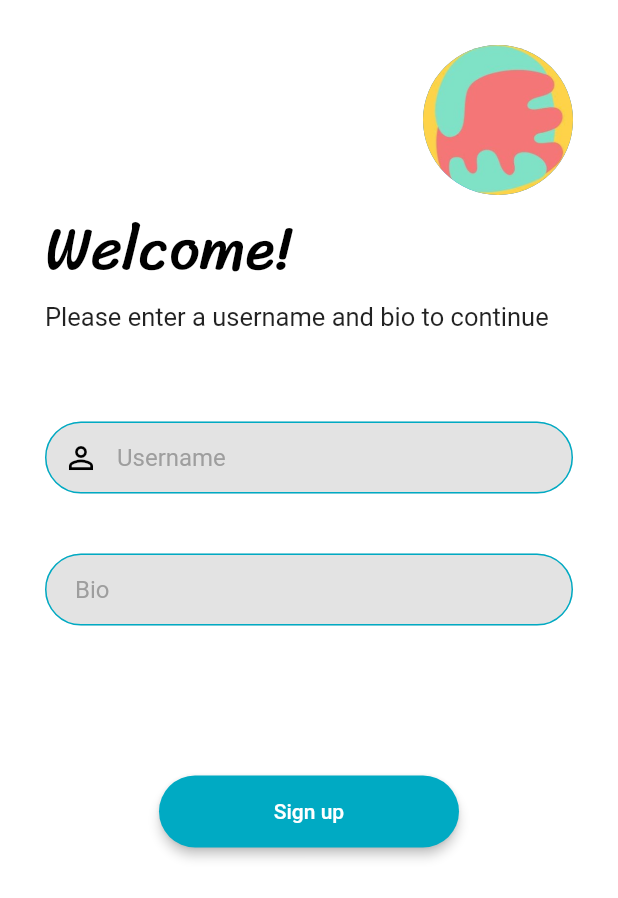
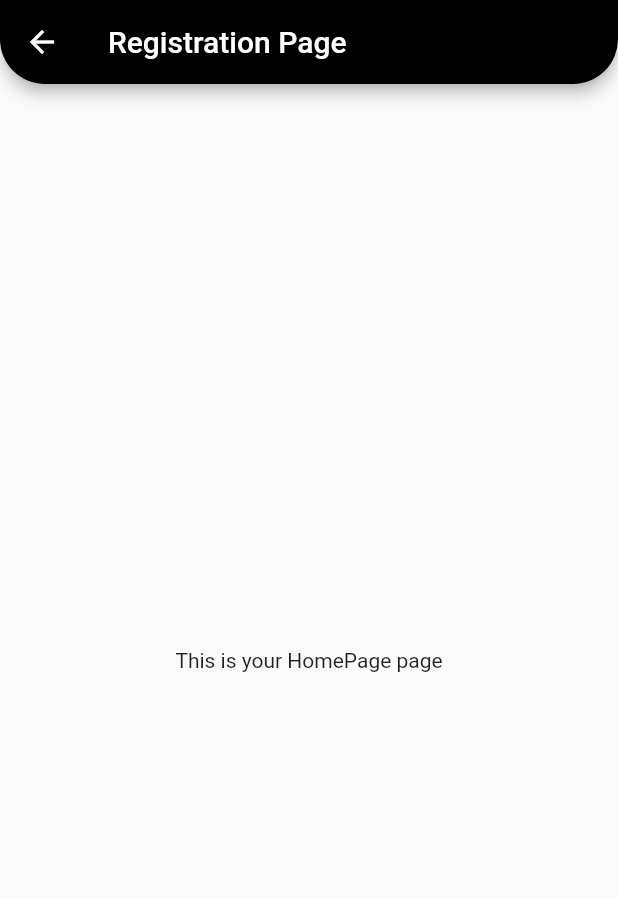
Before and after one commit to ArnoldGihozo/supportship, a Flutter app: the SignUpScreen screen opened by its route, after a tap on "Sign up", on a phone screen of 412 x 824 dp. Shown: the top 898 px of the screen. Run offline on Flutter 3.47's test engine with Material 2 defaults, Android fonts, the phone set to English and light mode, and no system bars; our stand-ins replace flutter_signin_button.

Commit message:
Home page created + transition from sign-up page to home page

```diff
--- /dev/null
+++ b/lib/screens/homePage.dart
@@ -0,0 +1,32 @@
+import 'package:flutter/cupertino.dart';
+import 'package:flutter/material.dart';
+
+class HomePageScreen extends StatefulWidget {
+  @override
+  _HomePageScreenState createState() => _HomePageScreenState();
+}
+
+class _HomePageScreenState extends State<HomePageScreen> {
+  @override
+  Widget build(BuildContext context) {
+    return Scaffold(
+      appBar: AppBar(
+        title: Text('Registration Page'),
+        backgroundColor: Colors.black,
+        shape: RoundedRectangleBorder(
+          borderRadius: BorderRadius.vertical(
+            bottom: Radius.circular(30),
+          ),
+        ),
+      ),
+      body: Center(
+        child: Text('This is your HomePage page'),
+      ),
+
+
+
+
+
+    );
+  }
+}
--- a/lib/screens/signUpScreen.dart
+++ b/lib/screens/signUpScreen.dart
@@ -5,6 +5,7 @@ import 'package:supportship/utilities/constants.dart';
 import 'package:supportship/utilities/logo.dart';
 import 'package:supportship/utilities/myTextField.dart';
 
+import 'homePage.dart';
 
 class SignUpScreen extends StatefulWidget {
   @override
@@ -24,7 +25,9 @@ class _SignUpScreenState extends State<SignUpScreen> {
               children: <Widget>[
                 Container(
                   alignment: Alignment.bottomRight,
-                  child: Logo(radius: 50.0,),
+                  child: Logo(
+                    radius: 50.0,
+                  ),
                 ),
                 Container(
                   alignment: Alignment.bottomLeft,
@@ -47,9 +50,14 @@ class _SignUpScreenState extends State<SignUpScreen> {
                   ),
                 ),
                 SizedBox(height: 60.0),
-                MyTextField(hintText: 'Username',icon: kPersonIcon,),
+                MyTextField(
+                  hintText: 'Username',
+                  icon: kPersonIcon,
+                ),
                 SizedBox(height: 40.0),
-                MyTextField(hintText: 'Bio',),
+                MyTextField(
+                  hintText: 'Bio',
+                ),
                 Padding(
                   padding: EdgeInsets.symmetric(vertical: 100.0),
                   child: Material(
@@ -58,7 +66,14 @@ class _SignUpScreenState extends State<SignUpScreen> {
                     elevation: 3.0,
                     child: MaterialButton(
                       onPressed: () {
-                        //Implement registration functionality.
+                        //Adding Funciton to move to home page
+
+                        Navigator.push(
+                          context,
+                          MaterialPageRoute(
+                            builder: (context) => HomePageScreen(),
+                          ),
+                        ); // push
                       },
                       minWidth: 200.0,
                       height: 42.0,
```
